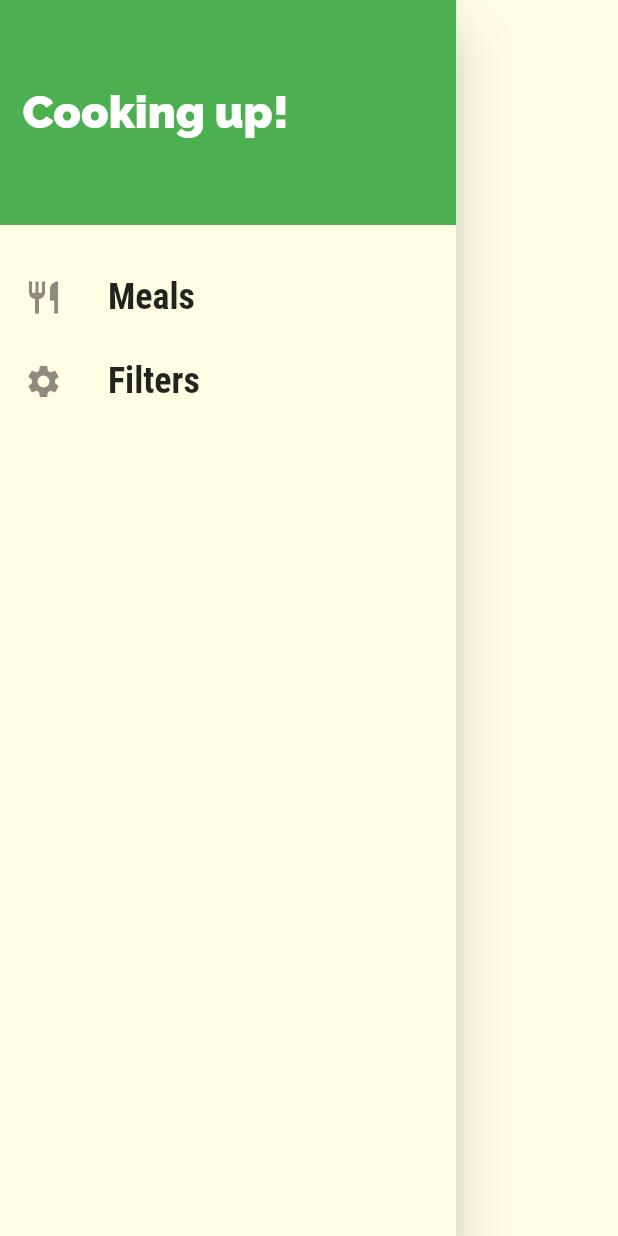
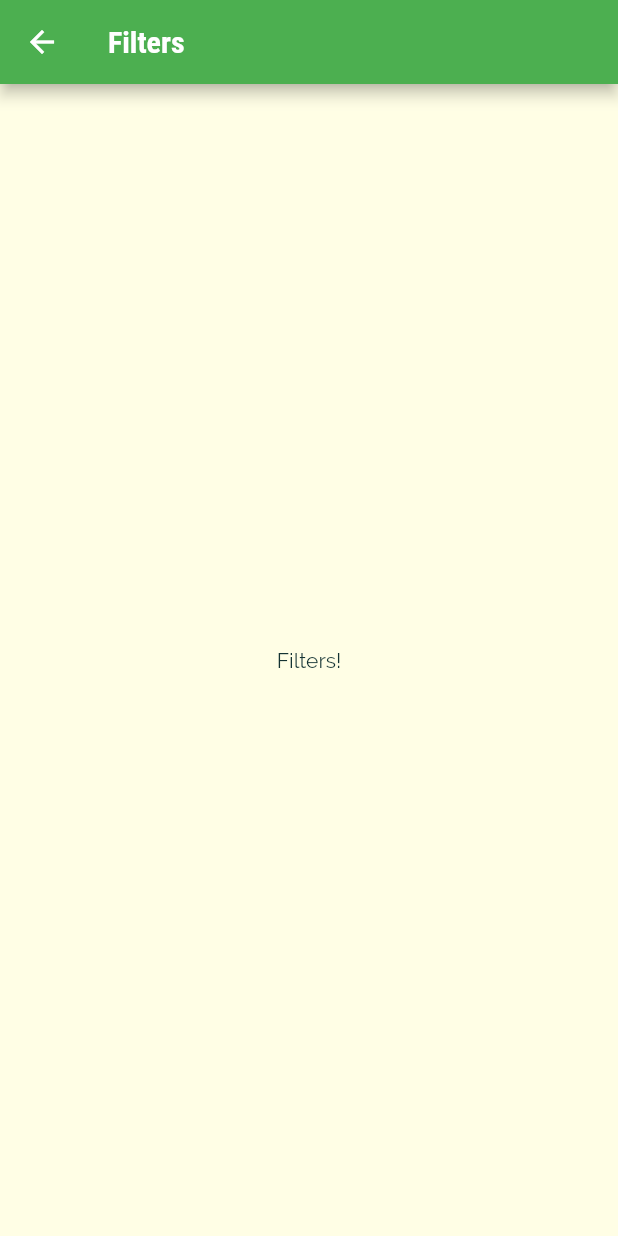
Before and after one commit to Tolulope05/tolu_meal, a Flutter app: the MainDrawer widget shown alone on an empty page, opened directly, after a tap on "Filters", on a phone screen of 412 x 824 dp. Run offline on Flutter 3.47's test engine with Material 2 defaults, Android fonts, the phone set to English and light mode, and no system bars.

Commit message:
Adding Links/Route to drawer

```diff
--- a/lib/main.dart
+++ b/lib/main.dart
@@ -4,6 +4,7 @@ import './screens/tabs_screen.dart';
 import './screens/category_meals_screen.dart';
 import './screens/categories_screen.dart';
 import './screens/meal_detail_screen.dart';
+import './screens/filters_screen.dart';
 
 void main() => runApp(const MyApp());
 
@@ -42,6 +43,7 @@ class MyApp extends StatelessWidget {
         '/': (ctx) => const TabsScreen(),
         CategoryMealsScreen.routeName: (ctx) => const CategoryMealsScreen(),
         MealDetailScreen.routeName: (ctx) => const MealDetailScreen(),
+        FiltersScreen.routeName: (ctx) => const FiltersScreen(),
       },
       // onGenerateRoute: (settings) {
       //   print(settings.arguments);
--- /dev/null
+++ b/lib/screens/filters_screen.dart
@@ -0,0 +1,19 @@
+import 'package:flutter/material.dart';
+
+class FiltersScreen extends StatelessWidget {
+  static const routeName = '/filters';
+
+  const FiltersScreen({Key? key}) : super(key: key);
+
+  @override
+  Widget build(BuildContext context) {
+    return Scaffold(
+      appBar: AppBar(
+        title: Text('Filters'),
+      ),
+      body: Center(
+        child: Text('Filters!'),
+      ),
+    );
+  }
+}
--- a/lib/widgets/main_drawer.dart
+++ b/lib/widgets/main_drawer.dart
@@ -1,12 +1,11 @@
 import 'package:flutter/material.dart';
+
+import '../screens/filters_screen.dart';
 
 class MainDrawer extends StatelessWidget {
   const MainDrawer({Key? key}) : super(key: key);
 
-  Widget buildListTile(
-    String title,
-    IconData icon,
-  ) {
+  Widget buildListTile(String title, IconData icon, VoidCallback tapHandler) {
     return ListTile(
       leading: Icon(
         icon,
@@ -20,9 +19,7 @@ class MainDrawer extends StatelessWidget {
           fontWeight: FontWeight.w700,
         ),
       ),
-      onTap: () {
-        // ...
-      },
+      onTap: tapHandler,
     );
   }
 
@@ -48,14 +45,12 @@ class MainDrawer extends StatelessWidget {
         const SizedBox(
           height: 20,
         ),
-        buildListTile(
-          'Meals',
-          Icons.restaurant,
-        ),
-        buildListTile(
-          'Filters',
-          Icons.settings,
-        ),
+        buildListTile('Meals', Icons.restaurant, () {
+          Navigator.of(context).pushNamed('/');
+        }),
+        buildListTile('Filters', Icons.settings, () {
+          Navigator.of(context).pushNamed(FiltersScreen.routeName);
+        }),
       ]),
     );
   }
```
